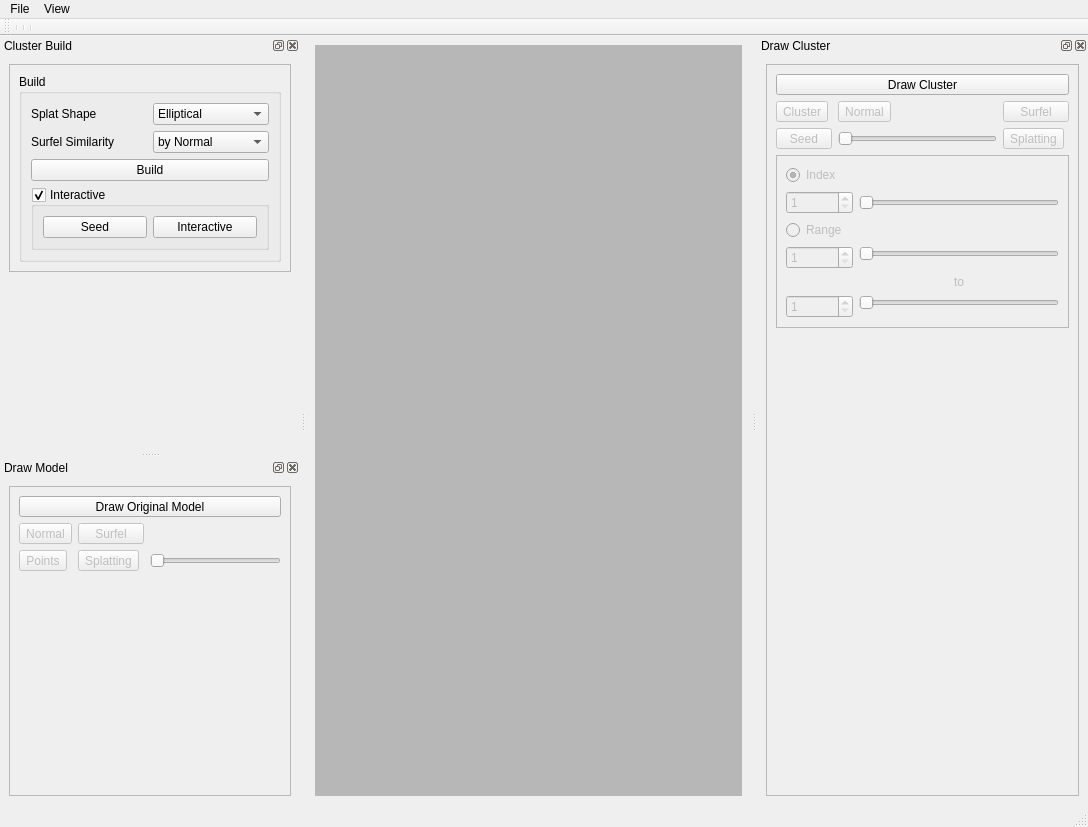
Before: the Qt Designer form lodpbr/Qt/UI/lodpbr.ui in duststorm/lodpbr, drawn with Qt 5.
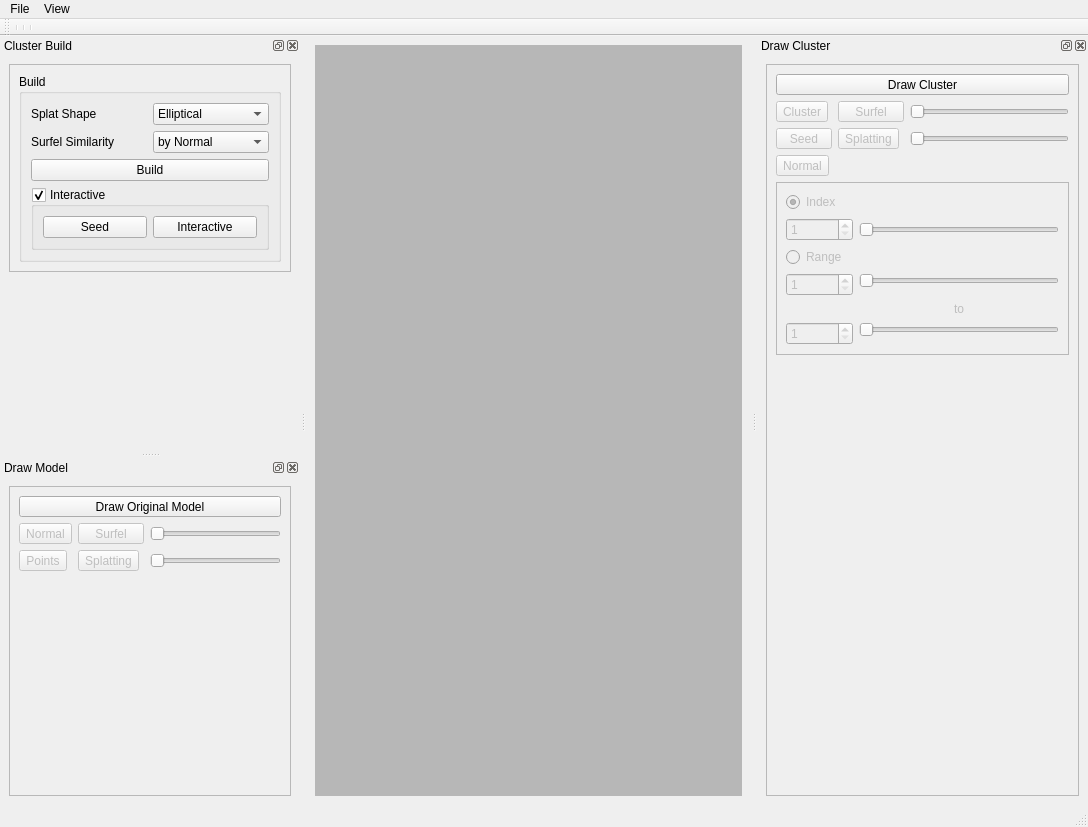
After: the same form once the commit is applied.

```diff
--- a/lodpbr/Qt/UI/lodpbr.ui
+++ b/lodpbr/Qt/UI/lodpbr.ui
@@ -167,31 +167,6 @@
             </property>
            </widget>
           </item>
-          <item row="1" column="1">
-           <widget class="QSlider" name="sliderClusterSurfelRadius">
-            <property name="enabled">
-             <bool>false</bool>
-            </property>
-            <property name="toolTip">
-             <string>Radius in %</string>
-            </property>
-            <property name="maximum">
-             <number>100</number>
-            </property>
-            <property name="orientation">
-             <enum>Qt::Horizontal</enum>
-            </property>
-            <property name="invertedAppearance">
-             <bool>false</bool>
-            </property>
-            <property name="invertedControls">
-             <bool>false</bool>
-            </property>
-            <property name="tickPosition">
-             <enum>QSlider::NoTicks</enum>
-            </property>
-           </widget>
-          </item>
           <item row="1" column="0">
            <widget class="QToolButton" name="toolButtonClusterDrawSeed">
             <property name="enabled">
@@ -205,7 +180,7 @@
             </property>
            </widget>
           </item>
-          <item row="0" column="1">
+          <item row="2" column="0">
            <widget class="QToolButton" name="toolButtonClusterDrawNormal">
             <property name="enabled">
              <bool>false</bool>
@@ -218,7 +193,7 @@
             </property>
            </widget>
           </item>
-          <item row="0" column="2">
+          <item row="0" column="1">
            <widget class="QToolButton" name="toolButtonClusterDrawSurfel">
             <property name="enabled">
              <bool>false</bool>
@@ -231,7 +206,35 @@
             </property>
            </widget>
           </item>
-          <item row="1" column="2">
+          <item row="0" column="2">
+           <widget class="QSlider" name="sliderClusterSurfelRadius">
+            <property name="enabled">
+             <bool>false</bool>
+            </property>
+            <property name="toolTip">
+             <string>Radius in %</string>
+            </property>
+            <property name="minimum">
+             <number>1</number>
+            </property>
+            <property name="maximum">
+             <number>100</number>
+            </property>
+            <property name="orientation">
+             <enum>Qt::Horizontal</enum>
+            </property>
+            <property name="invertedAppearance">
+             <bool>false</bool>
+            </property>
+            <property name="invertedControls">
+             <bool>false</bool>
+            </property>
+            <property name="tickPosition">
+             <enum>QSlider::NoTicks</enum>
+            </property>
+           </widget>
+          </item>
+          <item row="1" column="1">
            <widget class="QToolButton" name="toolButtonClusterSplatting">
             <property name="enabled">
              <bool>false</bool>
@@ -244,6 +247,19 @@
             </property>
            </widget>
           </item>
+          <item row="1" column="2">
+           <widget class="QSlider" name="sliderClusterSplattingRadius">
+            <property name="minimum">
+             <number>1</number>
+            </property>
+            <property name="maximum">
+             <number>100</number>
+            </property>
+            <property name="orientation">
+             <enum>Qt::Horizontal</enum>
+            </property>
+           </widget>
+          </item>
          </layout>
         </item>
         <item>
@@ -727,34 +743,6 @@
             </property>
            </widget>
           </item>
-          <item row="2" column="2">
-           <widget class="QSlider" name="sliderModelSurfelRadius">
-            <property name="enabled">
-             <bool>false</bool>
-            </property>
-            <property name="toolTip">
-             <string>Radius in %</string>
-            </property>
-            <property name="minimum">
-             <number>1</number>
-            </property>
-            <property name="maximum">
-             <number>100</number>
-            </property>
-            <property name="orientation">
-             <enum>Qt::Horizontal</enum>
-            </property>
-            <property name="invertedAppearance">
-             <bool>false</bool>
-            </property>
-            <property name="invertedControls">
-             <bool>false</bool>
-            </property>
-            <property name="tickPosition">
-             <enum>QSlider::NoTicks</enum>
-            </property>
-           </widget>
-          </item>
           <item row="1" column="1">
            <widget class="QToolButton" name="toolButtonModelDrawSurfel">
             <property name="enabled">
@@ -784,6 +772,47 @@
             </property>
            </widget>
           </item>
+          <item row="2" column="2">
+           <widget class="QSlider" name="sliderModelSplattingRadius">
+            <property name="minimum">
+             <number>1</number>
+            </property>
+            <property name="maximum">
+             <number>100</number>
+            </property>
+            <property name="orientation">
+             <enum>Qt::Horizontal</enum>
+            </property>
+           </widget>
+          </item>
+          <item row="1" column="2">
+           <widget class="QSlider" name="sliderModelSurfelRadius">
+            <property name="enabled">
+             <bool>false</bool>
+            </property>
+            <property name="toolTip">
+             <string>Radius in %</string>
+            </property>
+            <property name="minimum">
+             <number>1</number>
+            </property>
+            <property name="maximum">
+             <number>100</number>
+            </property>
+            <property name="orientation">
+             <enum>Qt::Horizontal</enum>
+            </property>
+            <property name="invertedAppearance">
+             <bool>false</bool>
+            </property>
+            <property name="invertedControls">
+             <bool>false</bool>
+            </property>
+            <property name="tickPosition">
+             <enum>QSlider::NoTicks</enum>
+            </property>
+           </widget>
+          </item>
          </layout>
         </item>
         <item>
```
